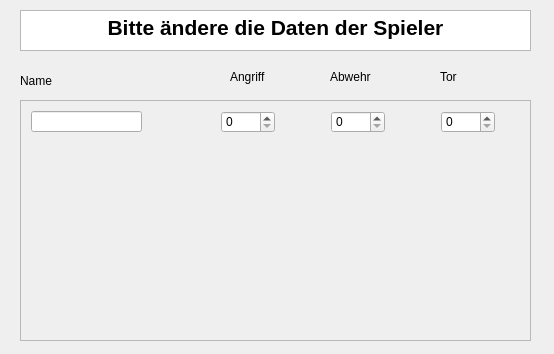
Old version of the form playground/MannschaftsGenerator/Oberfläche2.ui in the repository VaderLader/NikNDad.
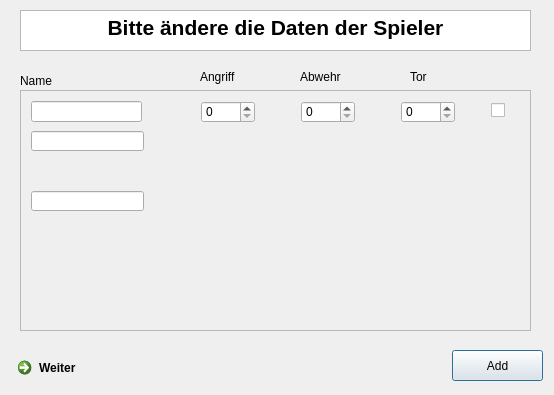
New version of the form.

Commit message: 'weiter'('next') button changes from window 1 to 2 window2: scrollArea doesn't work :( I've seached about 2h in the net - but there wasn't a way to fix :(

```diff
--- a/playground/MannschaftsGenerator/Oberfläche2.ui
+++ b/playground/MannschaftsGenerator/Oberfläche2.ui
@@ -7,7 +7,7 @@
     <x>0</x>
     <y>0</y>
     <width>554</width>
-    <height>354</height>
+    <height>395</height>
    </rect>
   </property>
   <property name="windowTitle">
@@ -17,13 +17,19 @@
    <property name="geometry">
     <rect>
      <x>20</x>
-     <y>100</y>
+     <y>90</y>
      <width>511</width>
      <height>241</height>
     </rect>
    </property>
-   <property name="widgetResizable">
-    <bool>true</bool>
+   <property name="sizePolicy">
+    <sizepolicy hsizetype="Fixed" vsizetype="Fixed">
+     <horstretch>0</horstretch>
+     <verstretch>0</verstretch>
+    </sizepolicy>
+   </property>
+   <property name="styleSheet">
+    <string notr="true"/>
    </property>
    <widget class="QWidget" name="scrollAreaWidgetContents">
     <property name="geometry">
@@ -47,7 +53,7 @@
     <widget class="QSpinBox" name="spinBox">
      <property name="geometry">
       <rect>
-       <x>200</x>
+       <x>180</x>
        <y>10</y>
        <width>54</width>
        <height>22</height>
@@ -57,7 +63,7 @@
     <widget class="QSpinBox" name="spinBox_2">
      <property name="geometry">
       <rect>
-       <x>310</x>
+       <x>280</x>
        <y>10</y>
        <width>54</width>
        <height>22</height>
@@ -67,13 +73,78 @@
     <widget class="QSpinBox" name="spinBox_3">
      <property name="geometry">
       <rect>
-       <x>420</x>
+       <x>380</x>
        <y>10</y>
        <width>54</width>
        <height>22</height>
       </rect>
      </property>
     </widget>
+    <widget class="QCheckBox" name="checkBox">
+     <property name="geometry">
+      <rect>
+       <x>470</x>
+       <y>10</y>
+       <width>16</width>
+       <height>19</height>
+      </rect>
+     </property>
+     <property name="text">
+      <string/>
+     </property>
+    </widget>
+    <widget class="QLineEdit" name="lineEdit">
+     <property name="geometry">
+      <rect>
+       <x>10</x>
+       <y>40</y>
+       <width>113</width>
+       <height>20</height>
+      </rect>
+     </property>
+    </widget>
+    <widget class="QLineEdit" name="lineEdit_3">
+     <property name="geometry">
+      <rect>
+       <x>10</x>
+       <y>100</y>
+       <width>113</width>
+       <height>20</height>
+      </rect>
+     </property>
+    </widget>
+    <widget class="QLineEdit" name="lineEdit_4">
+     <property name="geometry">
+      <rect>
+       <x>110</x>
+       <y>260</y>
+       <width>113</width>
+       <height>20</height>
+      </rect>
+     </property>
+    </widget>
+    <widget class="QLineEdit" name="lineEdit_5">
+     <property name="geometry">
+      <rect>
+       <x>190</x>
+       <y>249</y>
+       <width>110</width>
+       <height>20</height>
+      </rect>
+     </property>
+     <property name="toolTip">
+      <string/>
+     </property>
+     <property name="inputMask">
+      <string/>
+     </property>
+     <property name="maxLength">
+      <number>32802</number>
+     </property>
+     <property name="echoMode">
+      <enum>QLineEdit::Password</enum>
+     </property>
+    </widget>
    </widget>
   </widget>
   <widget class="QTextEdit" name="textEdit">
@@ -109,7 +180,7 @@
   <widget class="QLabel" name="label_2">
    <property name="geometry">
     <rect>
-     <x>230</x>
+     <x>200</x>
      <y>70</y>
      <width>57</width>
      <height>14</height>
@@ -122,7 +193,7 @@
   <widget class="QLabel" name="label_3">
    <property name="geometry">
     <rect>
-     <x>330</x>
+     <x>300</x>
      <y>70</y>
      <width>57</width>
      <height>14</height>
@@ -135,7 +206,7 @@
   <widget class="QLabel" name="label_4">
    <property name="geometry">
     <rect>
-     <x>440</x>
+     <x>410</x>
      <y>70</y>
      <width>57</width>
      <height>14</height>
@@ -145,6 +216,44 @@
     <string>Tor</string>
    </property>
   </widget>
+  <widget class="QPushButton" name="addBtn">
+   <property name="geometry">
+    <rect>
+     <x>452</x>
+     <y>350</y>
+     <width>91</width>
+     <height>31</height>
+    </rect>
+   </property>
+   <property name="text">
+    <string>Add</string>
+   </property>
+  </widget>
+  <widget class="QCommandLinkButton" name="startWeiterBtn">
+   <property name="geometry">
+    <rect>
+     <x>10</x>
+     <y>350</y>
+     <width>431</width>
+     <height>36</height>
+    </rect>
+   </property>
+   <property name="font">
+    <font>
+     <weight>75</weight>
+     <bold>true</bold>
+    </font>
+   </property>
+   <property name="text">
+    <string>Weiter</string>
+   </property>
+   <property name="autoDefault">
+    <bool>false</bool>
+   </property>
+   <property name="default">
+    <bool>false</bool>
+   </property>
+  </widget>
  </widget>
  <resources/>
  <connections/>
```
The commit also changes 1 other file.
